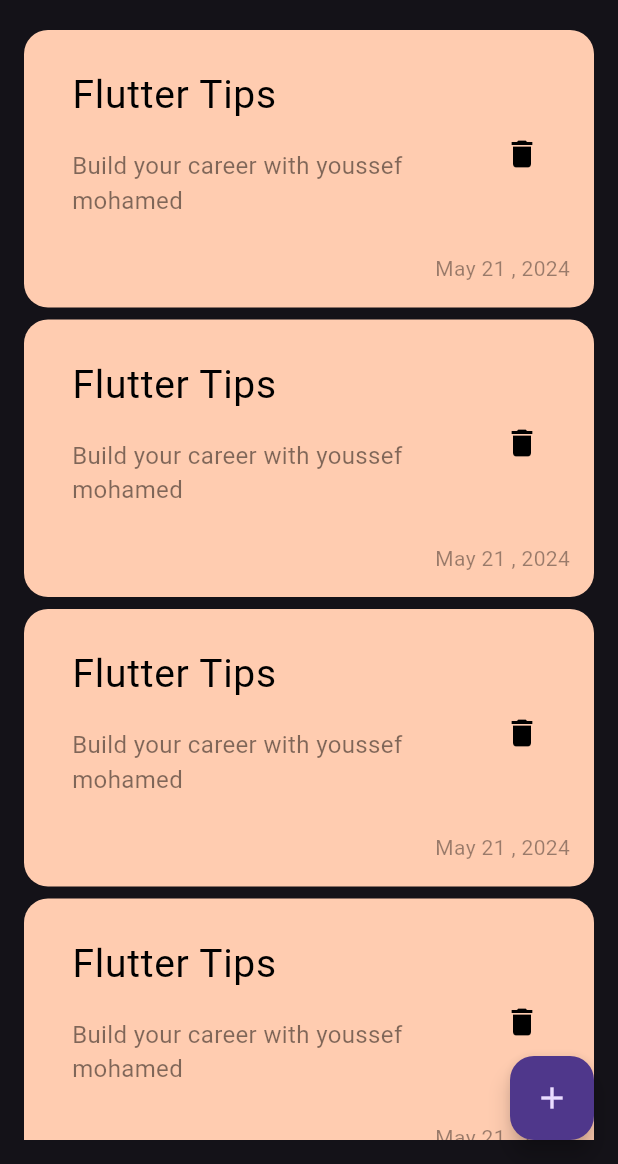
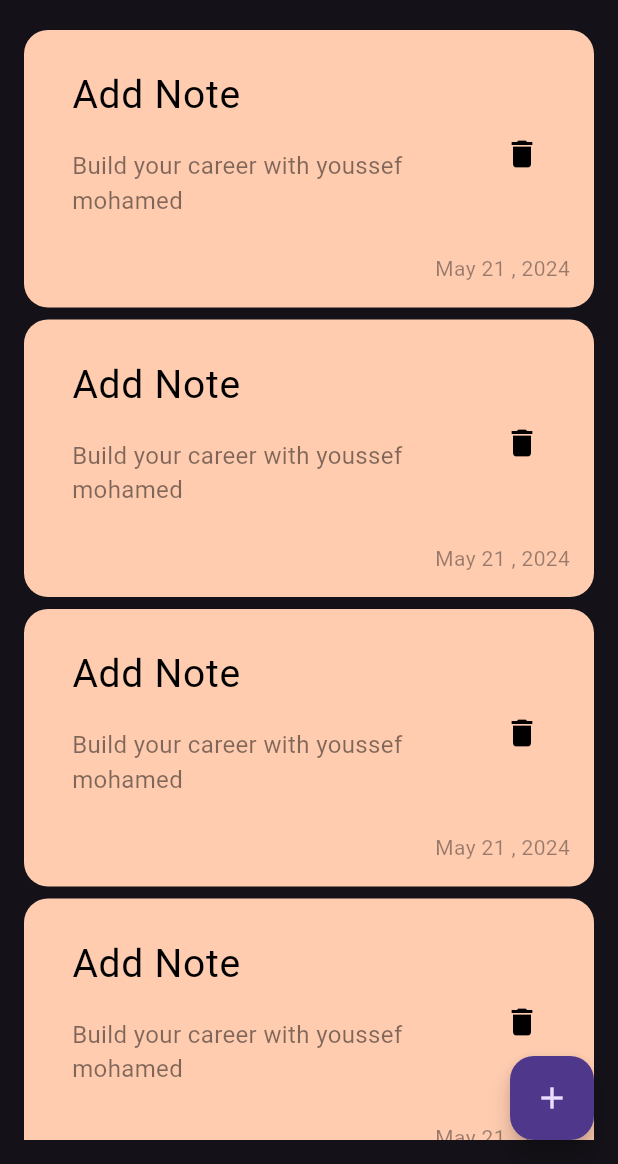
Before and after one commit to YoussefMohamed2004/notes_app, a Flutter app: the screen it shows after launch, on a phone screen of 412 x 824 dp, the part 72-1236 px from its top. Run offline on Flutter 3.47's test engine with Material 3 defaults, Android fonts, the phone set to English and light mode, and no system bars; our stand-ins replace hive; accounts and stored records are empty.

```diff
--- a/lib/main.dart
+++ b/lib/main.dart
@@ -2,6 +2,7 @@ import 'package:flutter/material.dart';
 import 'package:flutter_application_8/views/notes_view.dart';
 
 void main() {
+
   runApp(const NotesApp());
 }
 
--- a/lib/views/widgets/custom_note_item.dart
+++ b/lib/views/widgets/custom_note_item.dart
@@ -30,7 +30,7 @@ class NotsItem extends StatelessWidget {
           children: [
             ListTile(
               title: const Text(
-                'Flutter Tips',
+                'Add Note',
                 style: TextStyle(
                   color: Colors.black,
                   fontSize: 26,
```
